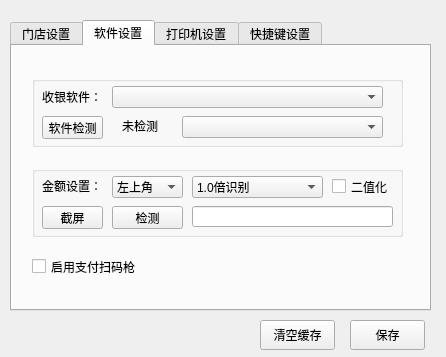
This is bbqshop/MainDlg/maindlg.ui in qinan2014/bbqshop as Qt 5 draws it before an edit. The edited form follows.
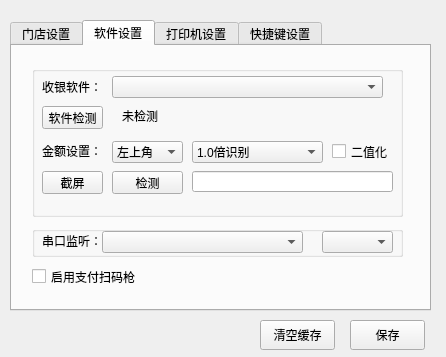
This is the edited form. The open tabs and pages were chosen to show the change.

Commit message: 串口枚举

Patch:
```diff
--- a/bbqshop/MainDlg/maindlg.ui
+++ b/bbqshop/MainDlg/maindlg.ui
@@ -231,9 +231,9 @@
      <property name="geometry">
       <rect>
        <x>20</x>
-       <y>30</y>
+       <y>20</y>
        <width>371</width>
-       <height>71</height>
+       <height>151</height>
       </rect>
      </property>
      <property name="title">
@@ -298,37 +298,56 @@
        <string>未检测</string>
       </property>
      </widget>
-     <widget class="QComboBox" name="cboToolexe">
+     <widget class="QWidget" name="gbMoneyPos" native="true">
+      <property name="geometry">
+       <rect>
+        <x>10</x>
+        <y>75</y>
+        <width>351</width>
+        <height>61</height>
+       </rect>
+      </property>
+      <widget class="QPushButton" name="btnGetScreen">
+       <property name="geometry">
+        <rect>
+         <x>0</x>
+         <y>30</y>
+         <width>61</width>
+         <height>23</height>
+        </rect>
+       </property>
+       <property name="text">
+        <string>截屏</string>
+       </property>
+      </widget>
+      <widget class="QLineEdit" name="txtPrice">
       <property name="geometry">
        <rect>
         <x>150</x>
-        <y>40</y>
+         <y>30</y>
         <width>201</width>
-        <height>22</height>
+         <height>21</height>
        </rect>
       </property>
      </widget>
-    </widget>
-    <widget class="QGroupBox" name="gbMoneyPos">
-     <property name="enabled">
-      <bool>true</bool>
-     </property>
+      <widget class="QPushButton" name="btnCheckPrice">
      <property name="geometry">
       <rect>
-       <x>20</x>
-       <y>120</y>
-       <width>371</width>
-       <height>71</height>
-      </rect>
-     </property>
-     <property name="title">
-      <string/>
-     </property>
+         <x>70</x>
+         <y>30</y>
+         <width>71</width>
+         <height>23</height>
+        </rect>
+       </property>
+       <property name="text">
+        <string>检测</string>
+       </property>
+      </widget>
      <widget class="QWidget" name="widget_2" native="true">
       <property name="geometry">
        <rect>
-        <x>10</x>
-        <y>10</y>
+         <x>0</x>
+         <y>0</y>
         <width>351</width>
         <height>23</height>
        </rect>
@@ -430,48 +449,24 @@
        </property>
       </widget>
      </widget>
-     <widget class="QLineEdit" name="txtPrice">
-      <property name="geometry">
-       <rect>
-        <x>160</x>
-        <y>40</y>
-        <width>201</width>
-        <height>21</height>
-       </rect>
-      </property>
-     </widget>
-     <widget class="QPushButton" name="btnCheckPrice">
-      <property name="geometry">
-       <rect>
-        <x>80</x>
-        <y>40</y>
-        <width>71</width>
-        <height>23</height>
-       </rect>
-      </property>
-      <property name="text">
-       <string>检测</string>
-      </property>
-     </widget>
-     <widget class="QPushButton" name="btnGetScreen">
-      <property name="geometry">
-       <rect>
-        <x>10</x>
-        <y>40</y>
-        <width>61</width>
-        <height>23</height>
-       </rect>
-      </property>
-      <property name="text">
-       <string>截屏</string>
-      </property>
+      <zorder>btnGetScreen</zorder>
+      <zorder>chbBinarization</zorder>
+      <zorder>txtPrice</zorder>
+      <zorder>label_8</zorder>
+      <zorder>btnCheckPrice</zorder>
+      <zorder>cboImageScale</zorder>
+      <zorder>cboMoneyPos</zorder>
+      <zorder>btnGetScreen</zorder>
+      <zorder>txtPrice</zorder>
+      <zorder>btnCheckPrice</zorder>
+      <zorder>widget_2</zorder>
      </widget>
     </widget>
     <widget class="QCheckBox" name="chbStartGun">
      <property name="geometry">
       <rect>
        <x>20</x>
-       <y>210</y>
+       <y>220</y>
        <width>111</width>
        <height>21</height>
       </rect>
@@ -480,6 +475,52 @@
       <string>启用支付扫码枪</string>
      </property>
     </widget>
+    <widget class="QGroupBox" name="gbComInfo">
+     <property name="geometry">
+      <rect>
+       <x>20</x>
+       <y>180</y>
+       <width>371</width>
+       <height>31</height>
+      </rect>
+     </property>
+     <property name="title">
+      <string/>
+     </property>
+     <widget class="QLabel" name="label_9">
+      <property name="geometry">
+       <rect>
+        <x>10</x>
+        <y>5</y>
+        <width>61</width>
+        <height>20</height>
+       </rect>
+      </property>
+      <property name="text">
+       <string>串口监听：</string>
+      </property>
+     </widget>
+     <widget class="QComboBox" name="cboToolexe">
+      <property name="geometry">
+       <rect>
+        <x>70</x>
+        <y>5</y>
+        <width>201</width>
+        <height>22</height>
+       </rect>
+      </property>
+     </widget>
+     <widget class="QComboBox" name="cboCOMs">
+      <property name="geometry">
+       <rect>
+        <x>290</x>
+        <y>5</y>
+        <width>71</width>
+        <height>22</height>
+       </rect>
+      </property>
+     </widget>
+    </widget>
    </widget>
    <widget class="QWidget" name="tab">
     <attribute name="title">
```
Lines whose indentation alone changed are shown as unchanged. The commit also changes 2 other files.
